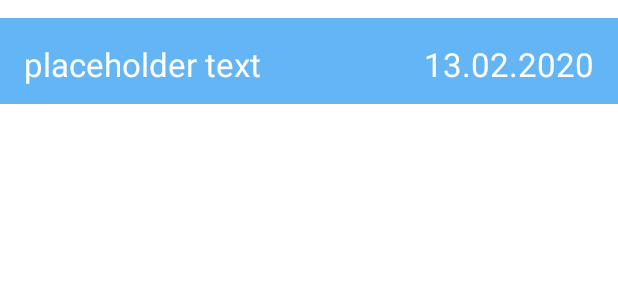
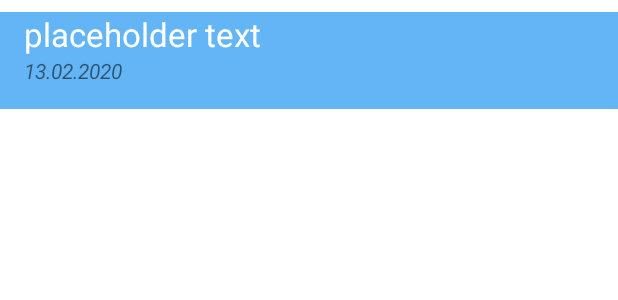
Before and after one commit to 3axap4yk/dontforget, an Android app: the layout recyclerview_item.xml on its own in the app's theme, with its tools: preview values and no code run, on a phone screen of 412 x 824 dp. Shown: the top 300 px of the screen. Run offline under Robolectric (Android 15) with nearby library versions, the phone set to English and light mode, and no system bars.

Commit message:
last version

```diff
--- a/app/src/main/res/layout/recyclerview_item.xml
+++ b/app/src/main/res/layout/recyclerview_item.xml
@@ -13,24 +13,30 @@
 
     <LinearLayout
         android:onClick="@{()->listener.onClick(category)}"
-        android:orientation="horizontal"
+        android:orientation="vertical"
+        android:layout_marginTop="8dp"
+        android:background="@color/colorPrimaryLight"
         android:layout_width="match_parent"
         android:layout_height="wrap_content">
 
         <TextView
-            android:layout_weight="90"
             android:id="@+id/textView"
-            android:layout_width="0dp"
+            android:layout_width="match_parent"
             android:layout_height="wrap_content"
             style="@style/text_view_style"
             android:text="@{category.name}"
-            tools:text="placeholder text" />
+            android:paddingStart="16dp"
+            tools:text="placeholder text"
+            tools:ignore="RtlSymmetry" />
 
         <TextView
             android:id="@+id/time"
-            android:layout_width="wrap_content"
+            android:paddingStart="16dp"
+            android:layout_width="match_parent"
+            android:textStyle="italic"
             android:layout_height="wrap_content"
-            style="@style/text_view_style"
-            tools:text="13.02.2020" />
+            tools:text="13.02.2020"
+            android:paddingBottom="16dp"
+            tools:ignore="RtlSymmetry" />
     </LinearLayout>
 </layout>
--- a/app/src/main/res/values/style.xml
+++ b/app/src/main/res/values/style.xml
@@ -2,15 +2,10 @@
 <resources>
 
     <style name="text_view_style">
-        <item name="android:layout_width">match_parent</item>
-        <item name="android:layout_height">wrap_content</item>
         <item name="android:textAppearance">
             @android:style/TextAppearance.Large
         </item>
-        <item name="android:background">@color/colorPrimaryLight</item>
-        <item name="android:layout_marginTop">8dp</item>
         <item name="android:layout_gravity">center</item>
-        <item name="android:padding">16dp</item>
         <item name="android:textColor">@color/colorTextPrimary</item>
     </style>
     <style name="button_style" parent="android:style/Widget.Material.Button">
```
